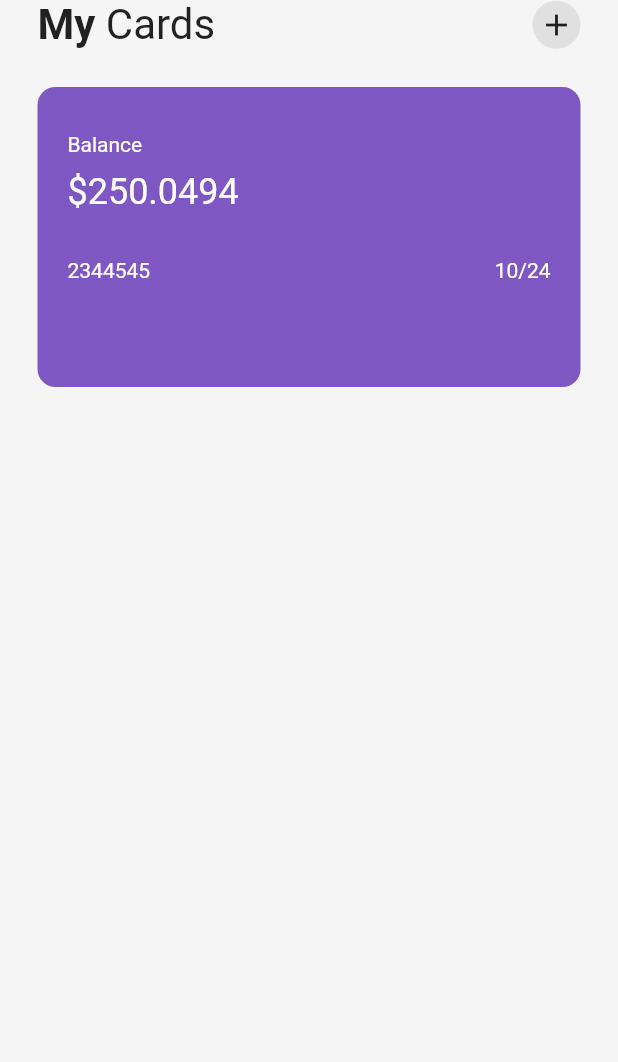
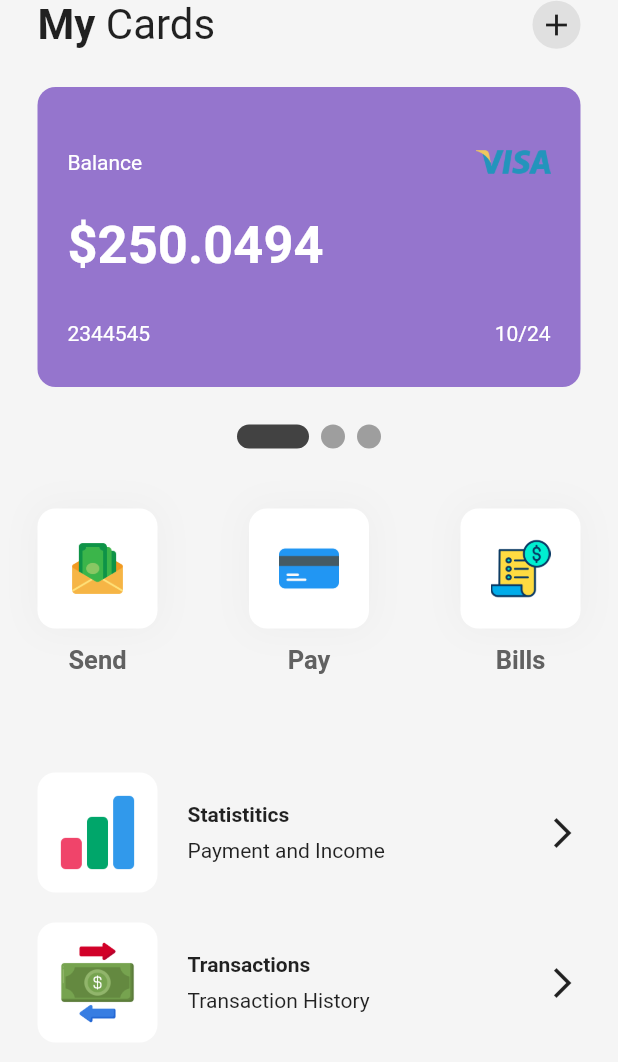
Before and after one commit to kev243/wallet_app, a Flutter app: the screen it shows after launch, on a phone screen of 412 x 824 dp. Shown: the top 1062 px of the screen. Run offline on Flutter 3.47's test engine with Material 2 defaults, Android fonts, the phone set to English and light mode, and no system bars; drawn by our look-alikes of smooth_page_indicator.

Commit message:
list title , button

```diff
--- a/lib/home_page.dart
+++ b/lib/home_page.dart
@@ -1,6 +1,11 @@
+//import 'dart:html';
+
 import 'package:flutter/material.dart';
-import 'package:walletapp/main.dart';
+//import 'package:walletapp/main.dart';
 import 'my_card.dart';
+import 'package:smooth_page_indicator/smooth_page_indicator.dart';
+import 'my_button.dart';
+import 'my_list_tile.dart';
 
 class HomePage extends StatefulWidget {
   const HomePage({Key? key}) : super(key: key);
@@ -11,10 +16,20 @@ class HomePage extends StatefulWidget {
 
 // This widget is the root of your application.
 class _HomePageState extends State<HomePage> {
+//page controleur
+
+  final _controller = PageController();
+
   @override
   Widget build(BuildContext context) {
     return Scaffold(
       backgroundColor: Colors.grey[100],
+
+        //),
+     // ),
+
+
+
       body: SafeArea(
         child: Column(
           children: [
@@ -53,31 +68,93 @@ class _HomePageState extends State<HomePage> {
               height: 200,
               child: PageView(
                 scrollDirection: Axis.horizontal,
+                controller: _controller,
                 children: [
                   MyCard(
                     Balance: 250.0494,
                     cardNumber: 2344545,
                     expiryMonth: 10,
                     expiryYears: 24,
-                    color: Colors.deepPurple[400],
+                    color: Colors.deepPurple[300],
                   ),
                   MyCard(
                     Balance: 10.094,
                     cardNumber: 233545,
                     expiryMonth: 4,
                     expiryYears: 25,
-                    color: Colors.deepOrange[400],
+                    color: Colors.deepOrange[300],
                   ),
                   MyCard(
-                      Balance: 40.094,
-                    cardNumber: 2553545,
+                    Balance: 40.094,
+                    cardNumber: 553545,
                     expiryMonth: 3,
                     expiryYears: 28,
-                    color: Colors.blue[400],
+                    color: Colors.blue[300],
                   ),
-                  ],
+                ],
               ),
             ),
+
+            SizedBox(height: 25),
+
+            SmoothPageIndicator(
+              controller: _controller,
+              count: 3,
+              effect: ExpandingDotsEffect(activeDotColor: Colors.grey.shade800),
+            ),
+            SizedBox(height: 40),
+
+            Padding(
+              padding: const EdgeInsets.symmetric(horizontal: 25.0),
+              child: Row(
+                mainAxisAlignment: MainAxisAlignment.spaceBetween,
+                //send  button
+                children: [
+                  MyButon(
+                    iconImagePath: 'icons/send-money.png',
+                    buttonText: 'Send',
+                  ),
+                  MyButon(
+                    iconImagePath: 'icons/credit-card.png',
+                    buttonText: 'Pay',
+                  ),
+                  MyButon(
+                    iconImagePath: 'icons/bill.png',
+                    buttonText: 'Bills',
+                  )
+                ],
+              ),
+            ),
+
+            SizedBox(height: 40),
+
+            // stats + transaction
+
+            Padding(
+              padding: const EdgeInsets.all(25.0),
+              child:
+
+              Column(
+                children: [
+
+
+
+                  MyListTitle(
+                    iconImagePath: 'icons/chart.png',
+                     tileTile: 'Statistitics',
+                      tileSubTitle: 'Payment and Income'
+                      ),
+
+                       MyListTitle(
+                    iconImagePath: 'icons/transaction.png',
+                     tileTile: 'Transactions',
+                      tileSubTitle: 'Transaction History'
+                      ),
+
+                  //statistique
+                ],
+              ),
+            )
           ],
         ),
       ),
--- /dev/null
+++ b/lib/my_button.dart
@@ -0,0 +1,55 @@
+import 'package:flutter/material.dart';
+
+
+class MyButon extends StatelessWidget {
+
+
+final String iconImagePath;
+final String buttonText;
+
+  const MyButon({Key? key,
+  required this.iconImagePath,
+  required this.buttonText
+
+  }) : super(key: key);
+
+  @override
+
+Widget build(BuildContext context) {
+
+return Column(
+                  children: [
+                    Container(
+                      height: 80,
+                      padding: EdgeInsets.all(20),
+                      decoration: BoxDecoration(
+                        color: Colors.white,
+                        borderRadius: BorderRadius.circular(12),
+                        boxShadow: [
+                          BoxShadow(
+                            color: Colors.grey.shade200,
+                            blurRadius: 20,
+                            spreadRadius: 2
+                          ),
+                        ]
+                      ),
+                      child: Center(
+                        child: Image.asset(iconImagePath),
+                      ),
+                    ),
+                    SizedBox(height: 11),
+                    Text (buttonText,
+                    style: TextStyle(
+                      fontSize: 17,
+                      fontWeight: FontWeight.bold,
+                      color: Colors.grey[700]
+                    ),
+
+                    ),
+                  ],
+                );
+
+}
+
+
+}
--- a/lib/my_card.dart
+++ b/lib/my_card.dart
@@ -35,12 +35,19 @@ class MyCard extends StatelessWidget {
         child: Column(
           crossAxisAlignment: CrossAxisAlignment.start,
           children: [
-            SizedBox(height: 10),
-            Text(
-              'Balance',
-              style: TextStyle(
-                color: Colors.white,
-              ),
+            SizedBox(height: 5),
+            Row(
+              mainAxisAlignment: MainAxisAlignment.spaceBetween,
+              children: [
+                Text(
+                  'Balance',
+                  style: TextStyle(
+                    color: Colors.white,
+                  ),
+                ),
+                Image.asset('icons/visa.png',
+                height: 50,)
+              ],
             ),
 
             SizedBox(height: 10),
@@ -50,7 +57,8 @@ class MyCard extends StatelessWidget {
               '\$' + Balance.toString(),
               style: TextStyle(
                 color: Colors.white,
-                fontSize: 24,
+                fontSize: 35,
+                fontWeight: FontWeight.bold
               ),
             ),
             SizedBox(height: 30),
--- /dev/null
+++ b/lib/my_list_tile.dart
@@ -0,0 +1,56 @@
+import 'package:flutter/material.dart';
+
+class MyListTitle extends StatelessWidget {
+
+final String iconImagePath;
+final String tileTile;
+final String tileSubTitle;
+
+
+  const MyListTitle({Key? key,
+
+  required this.iconImagePath,
+  required this.tileTile,
+  required this.tileSubTitle,
+
+
+  }) : super(key: key);
+
+  @override
+  Widget build(BuildContext context) {
+    return Padding(
+      padding: const EdgeInsets.only(bottom: 20.0),
+      child: Row(
+        mainAxisAlignment: MainAxisAlignment.spaceBetween,
+        children: [
+          Row(
+            children: [
+              Container(
+                height: 80,
+                padding: EdgeInsets.all(12),
+                decoration: BoxDecoration(
+                    color: Colors.white, borderRadius: BorderRadius.circular(12)),
+                child: Image.asset(iconImagePath),
+              ),
+              SizedBox(width: 20),
+              Column(
+                crossAxisAlignment: CrossAxisAlignment.start,
+                children: [
+                  Text(
+                    tileTile,
+                    style: TextStyle(
+                      fontWeight: FontWeight.bold,
+                    ),
+                  ),
+                  SizedBox(height: 8),
+                  Text(tileSubTitle),
+                ],
+              ),
+            ],
+          ),
+          Icon(Icons.arrow_forward_ios)
+        ],
+      ),
+    );
+  }
+}
--- a/pubspec.yaml
+++ b/pubspec.yaml
@@ -34,6 +34,7 @@ dependencies:
   # The following adds the Cupertino Icons font to your application.
   # Use with the CupertinoIcons class for iOS style icons.
   cupertino_icons: ^1.0.2
+  smooth_page_indicator: ^1.0.0+2
 
 dev_dependencies:
   flutter_test:
```
Also changed, not shown: icons/visa.png (added), pubspec.lock.
